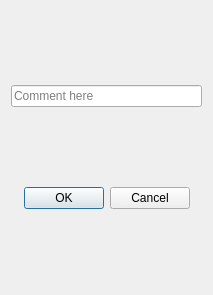
Before: the Qt Designer form ui_templates/mbc_edit.ui in o-murphy/archer_ballistics_constructor, drawn with Qt 5.
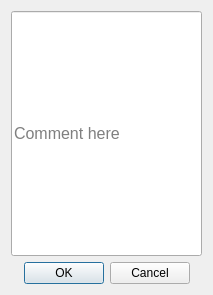
After: the same form once the commit is applied.

What changed in the file:
```diff
--- a/ui_templates/mbc_edit.ui
+++ b/ui_templates/mbc_edit.ui
@@ -29,6 +29,17 @@
    </item>
    <item row="0" column="0">
     <widget class="QLineEdit" name="lineEdit">
+     <property name="sizePolicy">
+      <sizepolicy hsizetype="Expanding" vsizetype="Preferred">
+       <horstretch>0</horstretch>
+       <verstretch>0</verstretch>
+      </sizepolicy>
+     </property>
+     <property name="font">
+      <font>
+       <pointsize>12</pointsize>
+      </font>
+     </property>
      <property name="text">
       <string/>
      </property>
```
